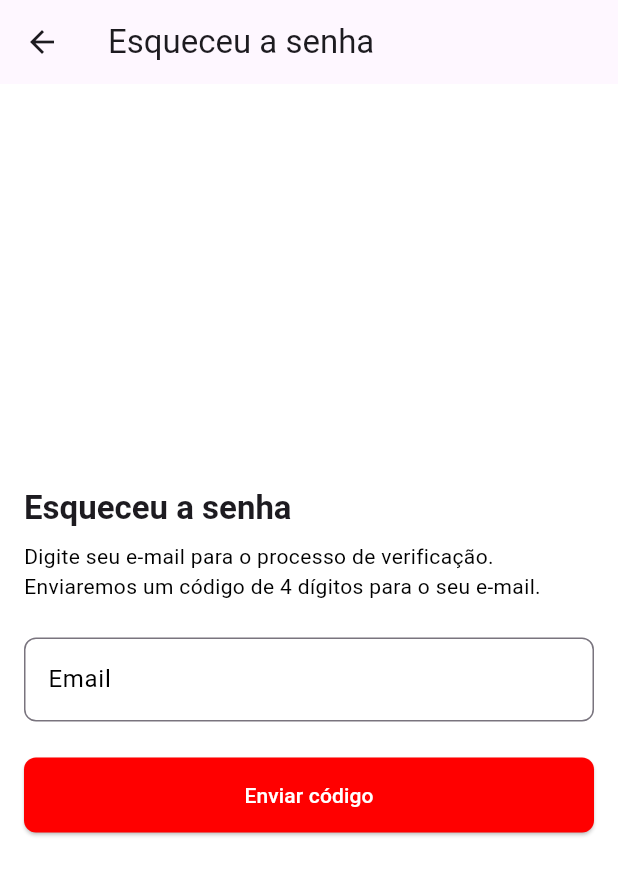
After one commit to giovaneneves7/corre_aqui_mobile, a Flutter app: the ForgotPasswordScreen screen opened by its route, on a phone screen of 412 x 824 dp. The commit adds this screen. Shown: the top 875 px of the screen. Run offline on Flutter 3.47's test engine with Material 3 defaults, Android fonts, the phone set to English and light mode, and no system bars; our stand-ins replace get, google_maps_flutter, shared_preferences; accounts and stored records are empty; generated files the repository leaves out were written again.

Commit message:
feat(auth): Cria tela de recuperação de senha

```diff
--- /dev/null
+++ b/lib/features/auth/screens/forgot_password_screen.dart
@@ -0,0 +1,78 @@
+import 'package:flutter/material.dart';
+
+class ForgotPasswordScreen extends StatefulWidget {
+
+  @override
+  _ForgotPasswordScreenState createState() => _ForgotPasswordScreenState();
+
+}
+
+/*
+* Tela para recuperar senha do usuário.
+*
+* @author Giovane Neves
+*/
+class _ForgotPasswordScreenState extends State<ForgotPasswordScreen> {
+
+  final TextEditingController _emailController = TextEditingController();
+
+  @override
+  Widget build(BuildContext context) {
+    return Scaffold(
+      appBar: AppBar(
+        title: Text('Esqueceu a senha'),
+        leading: IconButton(
+          icon: Icon(Icons.arrow_back),
+          onPressed: () {
+            Navigator.pop(context);
+          },
+        ),
+      ),
+      body: Padding(
+        padding: const EdgeInsets.symmetric(horizontal: 16.0),
+        child: Column(
+          mainAxisAlignment: MainAxisAlignment.center,
+          crossAxisAlignment: CrossAxisAlignment.start,
+          children: [
+            Text(
+              'Esqueceu a senha',
+              style: Theme.of(context).textTheme.headline6?.copyWith(
+                fontWeight: FontWeight.bold,
+              ),
+            ),
+            SizedBox(height: 8),
+            Text(
+              'Digite seu e-mail para o processo de verificação. Enviaremos um código de 4 dígitos para o seu e-mail.',
+              style: Theme.of(context).textTheme.bodyText2,
+            ),
+            SizedBox(height: 24),
+            TextField(
+              controller: _emailController,
+              decoration: InputDecoration(
+                labelText: 'Email',
+                hintText: 'Digite seu e-mail',
+              ),
+            ),
+            SizedBox(height: 24),
+            ElevatedButton(
+              onPressed: () {
+                // TODO: lógica para enviar o código de verificação
+              },
+              style: ElevatedButton.styleFrom(
+                minimumSize: Size(double.infinity, 50),
+                primary: Theme.of(context).primaryColor,
+              ),
+              child: Text('Enviar código'),
+            ),
+          ],
+        ),
+      ),
+    );
+  }
+
+  @override
+  void dispose() {
+    _emailController.dispose();
+    super.dispose();
+  }
+}
--- a/lib/features/auth/screens/login_screen.dart
+++ b/lib/features/auth/screens/login_screen.dart
@@ -1,9 +1,14 @@
-import 'package:flutter/gestures.dart';
-import 'package:flutter/material.dart';
-import 'package:get/get.dart';
 import 'package:corre_aqui/helper/route_helper.dart';
 import 'package:corre_aqui/util/images.dart';
+import 'package:flutter/material.dart';
+import 'package:flutter/gestures.dart';
+import 'package:get/get.dart';
 
+/**
+* Tela de Login do usuário.
+*
+* @author Giovane Neves
+*/
 class LoginScreen extends StatefulWidget {
 
   @override
@@ -75,14 +80,14 @@ class _LoginScreenState extends State<LoginScreen> {
                   RichText(
                     text: TextSpan(
                       text: 'Esqueceu a senha? ',
-                      style: TextStyle(color: Theme.of(context).textTheme.bodyText1?.color), // Texto normal (preto)
+                      style: TextStyle(color: Theme.of(context).textTheme.bodyText1?.color),
                       children: [
                         TextSpan(
                           text: 'Redefina sua senha',
-                          style: TextStyle(color: Theme.of(context).primaryColor), // Texto do botão (vermelho)
+                          style: TextStyle(color: Theme.of(context).primaryColor),
                           recognizer: TapGestureRecognizer()
                             ..onTap = () {
-                              // Fazer o redirecionamento para tela de redefinir senha
+                              Get.toNamed(RouteHelper.getForgotPasswordScreen());
                             },
                         ),
                       ],
--- a/lib/helper/route_helper.dart
+++ b/lib/helper/route_helper.dart
@@ -1,11 +1,12 @@
 import 'dart:convert';
-import 'package:flutter/material.dart';
-import 'package:get/get.dart';
+import 'package:corre_aqui/features/auth/screens/forgot_password_screen.dart';
 import 'package:corre_aqui/features/auth/screens/login_screen.dart';
 import 'package:corre_aqui/features/auth/screens/register_screen.dart';
 import 'package:corre_aqui/features/home/screens/home_screen.dart';
 import 'package:corre_aqui/features/notification/screens/notification_screen.dart';
 import 'package:corre_aqui/features/offer-map/screens/offer_map_screen.dart';
+import 'package:flutter/material.dart';
+import 'package:get/get.dart';
 
 /**
 * Helper com todas as rotas para telas da aplicação.
@@ -15,12 +16,14 @@ import 'package:corre_aqui/features/offer-map/screens/offer_map_screen.dart';
 */
 class RouteHelper{
 
+  static const String forgotPassword = '/forgot-password';
   static const String login = '/login';
   static const String home = '/home';
   static const String notification = '/notification';
   static const String offerMap = '/offer-map';
   static const String register = '/register';
 
+  static String getForgotPasswordScreen() => forgotPassword;
   static String getLoginScreen() => login;
   static String getHomeScreen() => home;
   static String getNotificationScreen() => notification;
@@ -30,6 +33,7 @@ class RouteHelper{
   // Registro de rotas [ Adicionar todas as rotas do app aqui ]
   static List<GetPage> routes = [
 
+    GetPage(name: forgotPassword, page: () => ForgotPasswordScreen()),
     GetPage(name: login, page: () => LoginScreen()),
     GetPage(name: home, page: () => HomeScreen()),
   	GetPage(name: notification, page: () => NotificationScreen()),
```
